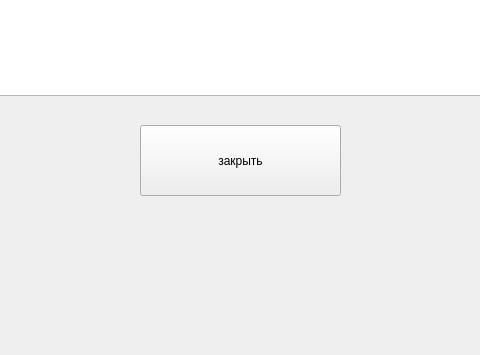
Above: messages.ui from tomyqg/topaz-m before the change; both pictures show x 230 to 710 and y 445 to 800 of the 1280 by 800 pixel window. Below: the same form after it.
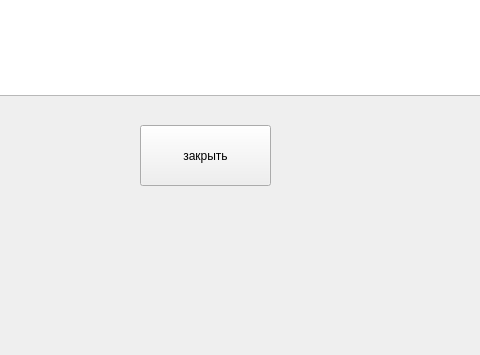
That is the form after the change.

Patch:
```diff
--- a/messages.ui
+++ b/messages.ui
@@ -40,8 +40,8 @@
     <rect>
      <x>370</x>
      <y>570</y>
-     <width>201</width>
-     <height>71</height>
+     <width>131</width>
+     <height>61</height>
     </rect>
    </property>
    <property name="text">
```
Left out of the diff: 16 changed lines with no effect on the pictures.
